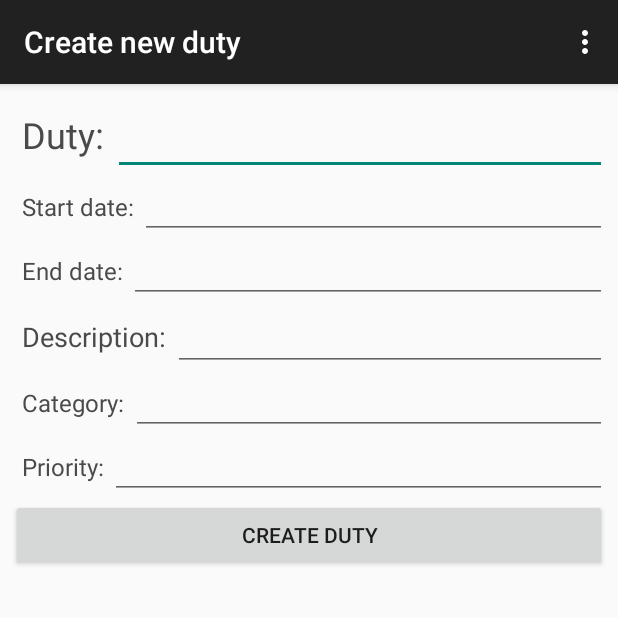
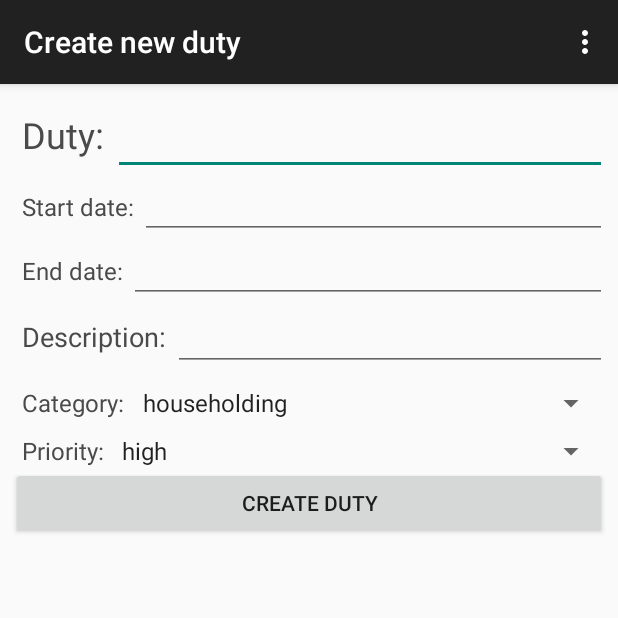
Before and after one commit to mariiaVoitenko/dutyHelperAndroid, an Android app: the CreateDutyActivity screen opened directly, with no data from a screen before it, after a tap on "CREATE DUTY", on a phone screen of 412 x 824 dp, the top half of it. Run offline under Robolectric (Android 15) with nearby library versions, the phone set to English and light mode, and no system bars; libraries missing offline, so code that uses them is left out: retrofit.client; network calls fail; 3 statements that could not run were skipped.

```diff
--- a/app/src/main/java/com/voitenko/dutyhelper/activities/CreateDutyActivity.java
+++ b/app/src/main/java/com/voitenko/dutyhelper/activities/CreateDutyActivity.java
@@ -7,8 +7,10 @@ import android.util.Log;
 import android.view.Menu;
 import android.view.MenuItem;
 import android.view.View;
+import android.widget.ArrayAdapter;
 import android.widget.Button;
 import android.widget.EditText;
+import android.widget.Spinner;
 import android.widget.TextView;
 
 import com.voitenko.dutyhelper.API.CategoriesAPI;
@@ -40,7 +42,18 @@ public class CreateDutyActivity extends ActionBarActivity {
         super.onCreate(savedInstanceState);
         setContentView(R.layout.activity_create_duty);
         mCreateDutyButton = (Button) findViewById(R.id.create_duty_button);
+        Spinner categoriesSpinner = (Spinner) findViewById(R.id.create_category_spinner);
+        Spinner prioritySpinner = (Spinner) findViewById(R.id.create_priority_spinner);
 
+        ArrayAdapter<CharSequence> categoryAdapter = ArrayAdapter.createFromResource(this,
+                R.array.categories, android.R.layout.simple_spinner_item);
+        categoryAdapter.setDropDownViewResource(android.R.layout.simple_spinner_dropdown_item);
+        categoriesSpinner.setAdapter(categoryAdapter);
+
+        final ArrayAdapter<CharSequence> priorityAdapter = ArrayAdapter.createFromResource(this,
+                R.array.priorities, android.R.layout.simple_spinner_item);
+        priorityAdapter.setDropDownViewResource(android.R.layout.simple_spinner_dropdown_item);
+        prioritySpinner.setAdapter(priorityAdapter);
         mCreateDutyButton.setOnClickListener(new View.OnClickListener() {
             @Override
             public void onClick(View v) {
@@ -87,31 +100,31 @@ public class CreateDutyActivity extends ActionBarActivity {
     }
 
     private void createDuty(){
-        EditText priority = (EditText) findViewById(R.id.create_priority);
-        EditText category = (EditText) findViewById(R.id.create_categoty);
+        Spinner categoriesSpinner = (Spinner) findViewById(R.id.create_category_spinner);
+        Spinner prioritySpinner = (Spinner) findViewById(R.id.create_priority_spinner);
 
         ServiceGenerator serviceGenerator = new ServiceGenerator();
         final CategoriesAPI categoriesAPI = serviceGenerator.createService(CategoriesAPI.class, ConstantsContainer.ENDPOINT);
         final PrioritiesAPI prioritiesAPI = serviceGenerator.createService(PrioritiesAPI.class, ConstantsContainer.ENDPOINT);
         final DutiesAPI dutiesAPI = serviceGenerator.createService(DutiesAPI.class, ConstantsContainer.ENDPOINT);
-        final String categoryName = category.getText().toString();
-        final String priorityName = priority.getText().toString();
+        final String categoryName = categoriesSpinner.getSelectedItem().toString();
+        final String priorityName = prioritySpinner.getSelectedItem().toString();
 
         categoriesAPI.getAll(
                 new Callback<ArrayList<Category>>() {
                     @Override
                     public void success(ArrayList<Category> categories, Response response) {
-                        int idC = 0;
-                        String nameC = "";
+                        int currentCategoryId = 0;
+                        String urrentCategotyName = "";
                         for (Category c : categories) {
                             if (c.getName().equals(categoryName)) {
-                                idC = c.getId();
-                                nameC = c.getName();
+                                currentCategoryId = c.getId();
+                                urrentCategotyName = c.getName();
 
                             }
                         }
-                        final String categoryName = nameC;
-                        final int categoryId = idC;
+                        final String categoryName = urrentCategotyName;
+                        final int categoryId = currentCategoryId;
                         prioritiesAPI.getAll(
                                 new Callback<ArrayList<Priority>>() {
                                     int id;
--- a/app/src/main/res/layout/activity_create_duty.xml
+++ b/app/src/main/res/layout/activity_create_duty.xml
@@ -133,16 +133,13 @@
             android:textSize="16sp"
             android:paddingTop="10dp"/>
 
-        <EditText
-            android:id="@+id/create_categoty"
-            android:layout_width="fill_parent"
+        <Spinner
+            android:id="@+id/create_category_spinner"
+            android:layout_width="match_parent"
             android:layout_height="wrap_content"
-            android:layout_gravity="left"
-            android:text=""
             android:textStyle="italic"
             android:textColor="#4a4a4a"
-
-            android:textSize="16sp" />
+            android:textSize="16sp"/>
     </LinearLayout>
 
     <LinearLayout xmlns:android="http://schemas.android.com/apk/res/android"
@@ -160,16 +157,13 @@
             android:textColor="#4a4a4a"
             android:textSize="16sp"
             android:paddingTop="10dp"/>
-        <EditText
-            android:id="@+id/create_priority"
-            android:layout_width="fill_parent"
+        <Spinner
+            android:id="@+id/create_priority_spinner"
+            android:layout_width="match_parent"
             android:layout_height="wrap_content"
-            android:layout_below="@+id/date"
-            android:text=""
             android:textStyle="italic"
             android:textColor="#4a4a4a"
-            android:layout_gravity="left"
-            android:textSize="16sp" />
+            android:textSize="16sp"/>
     </LinearLayout>
     <Button
         android:id="@+id/create_duty_button"
```
